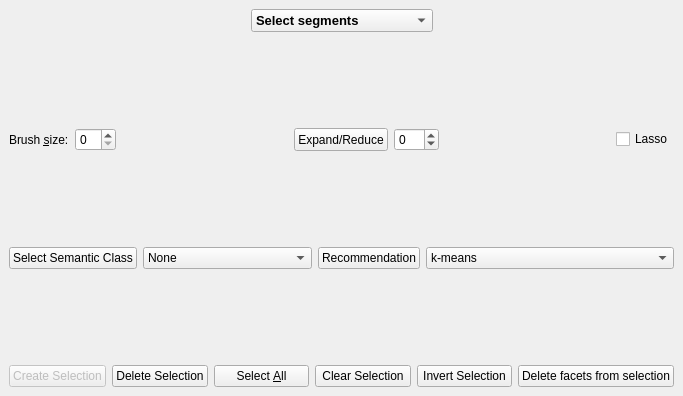
Old version of the form Polyhedron/Plugins/PMP/Selection_widget.ui in the repository tudelft3d/3D_Urban_Mesh_Annotator.
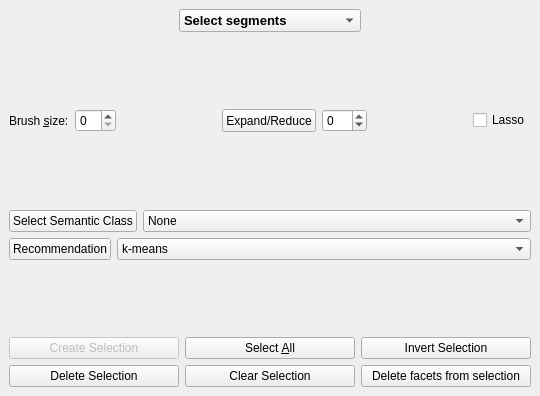
New version of the form.

Commit message: Resize UI available.

Diff of the .ui file:
```diff
--- a/Polyhedron/Plugins/PMP/Selection_widget.ui
+++ b/Polyhedron/Plugins/PMP/Selection_widget.ui
@@ -6,10 +6,16 @@
    <rect>
     <x>0</x>
     <y>0</y>
-    <width>683</width>
+    <width>540</width>
     <height>396</height>
    </rect>
   </property>
+  <property name="sizePolicy">
+   <sizepolicy hsizetype="Expanding" vsizetype="Expanding">
+    <horstretch>0</horstretch>
+    <verstretch>0</verstretch>
+   </sizepolicy>
+  </property>
   <property name="windowTitle">
    <string>Selection</string>
   </property>
@@ -205,6 +211,10 @@
               </item>
              </widget>
             </item>
+           </layout>
+          </item>
+          <item>
+           <layout class="QHBoxLayout" name="horizontalLayout_6">
             <item>
              <widget class="QPushButton" name="Recommendation_button">
               <property name="text">
@@ -253,7 +263,7 @@
            </spacer>
           </item>
           <item>
-           <layout class="QHBoxLayout" name="horizontalLayout_7">
+           <layout class="QHBoxLayout" name="horizontalLayout_2">
             <item>
              <widget class="QPushButton" name="Create_selection_item_button">
               <property name="enabled">
@@ -271,13 +281,6 @@
               </property>
              </widget>
             </item>
-            <item>
-             <widget class="QPushButton" name="Delete_selection_button">
-              <property name="text">
-               <string>Delete Selection</string>
-              </property>
-             </widget>
-            </item>
             <item>
              <widget class="QPushButton" name="Select_all_button">
               <property name="toolTip">
@@ -288,16 +291,6 @@
               </property>
              </widget>
             </item>
-            <item>
-             <widget class="QPushButton" name="Clear_all_button">
-              <property name="toolTip">
-               <string extracomment="Clear selection for All Types"/>
-              </property>
-              <property name="text">
-               <string>Clear Selection</string>
-              </property>
-             </widget>
-            </item>
             <item>
              <widget class="QPushButton" name="Inverse_selection_button">
               <property name="toolTip">
@@ -305,6 +298,27 @@
               </property>
               <property name="text">
                <string>Invert Selection</string>
+              </property>
+             </widget>
+            </item>
+           </layout>
+          </item>
+          <item>
+           <layout class="QHBoxLayout" name="horizontalLayout_7">
+            <item>
+             <widget class="QPushButton" name="Delete_selection_button">
+              <property name="text">
+               <string>Delete Selection</string>
+              </property>
+             </widget>
+            </item>
+            <item>
+             <widget class="QPushButton" name="Clear_all_button">
+              <property name="toolTip">
+               <string extracomment="Clear selection for All Types"/>
+              </property>
+              <property name="text">
+               <string>Clear Selection</string>
               </property>
              </widget>
             </item>
```
The commit also changes 1 other file.
